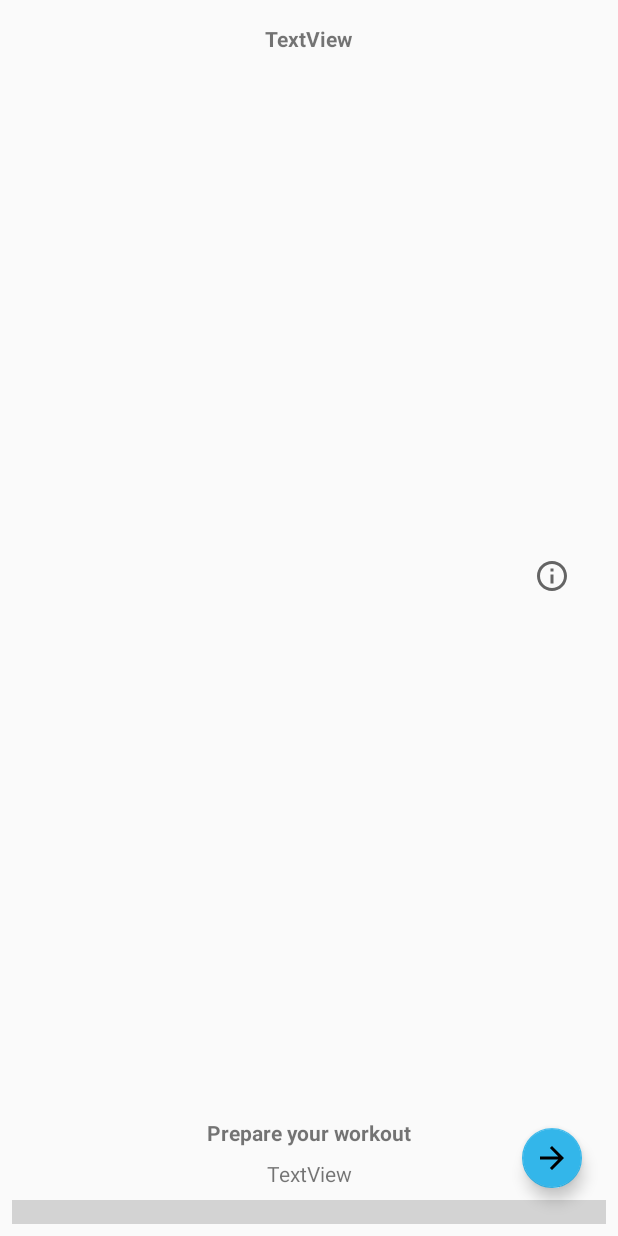
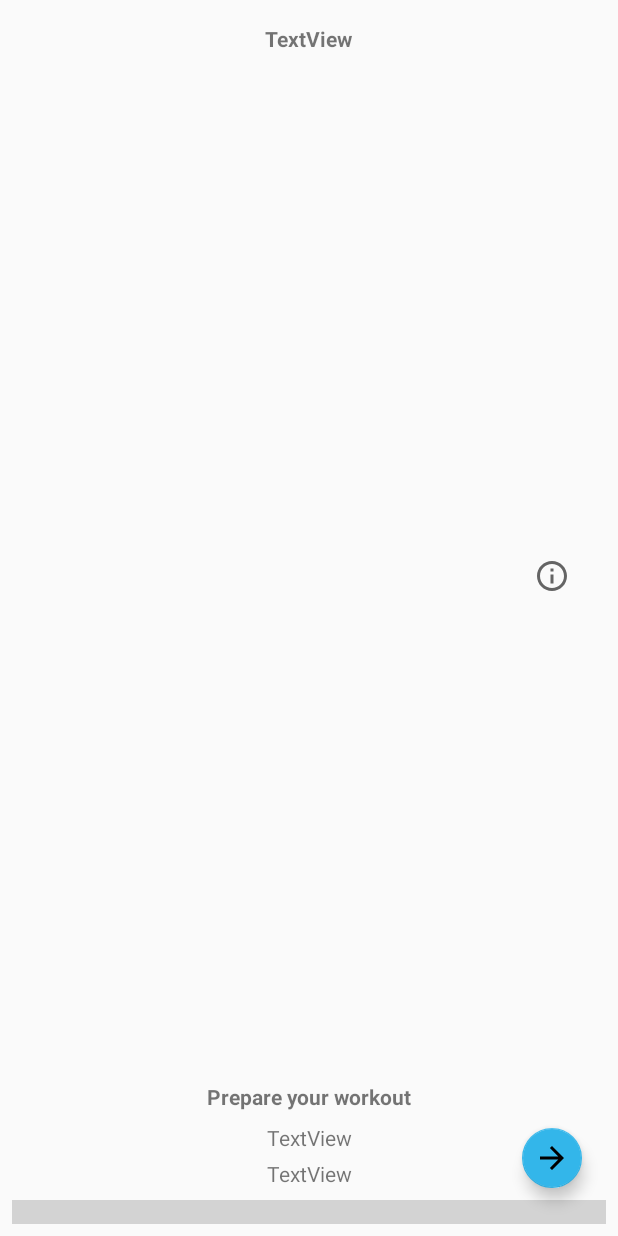
Before and after one commit to oliexdev/openWorkout, an Android app: the layout fragment_workoutslide.xml on its own in the app's theme, with its tools: preview values and no code run, on a phone screen of 412 x 824 dp. Run offline under Robolectric (Android 15) with nearby library versions, the phone set to English and light mode, and no system bars; plain views replace xdev.

Commit message:
show time/rep of workout item during preparation time, see #12

```diff
--- a/app/src/main/res/layout/fragment_workoutslide.xml
+++ b/app/src/main/res/layout/fragment_workoutslide.xml
@@ -18,7 +18,6 @@
 
 <androidx.constraintlayout.widget.ConstraintLayout xmlns:android="http://schemas.android.com/apk/res/android"
     xmlns:app="http://schemas.android.com/apk/res-auto"
-    xmlns:custom="http://schemas.android.com/apk/res-auto"
     xmlns:tools="http://schemas.android.com/tools"
     android:id="@+id/constraintLayout"
     android:layout_width="match_parent"
@@ -118,8 +117,19 @@
         android:gravity="center"
         android:text="@string/label_prepare"
         android:textStyle="bold"
-        app:layout_constraintBottom_toTopOf="@+id/countdownView"
-        app:layout_constraintEnd_toEndOf="parent" />
+        app:layout_constraintBottom_toTopOf="@id/stateInfoDetailView"
+        app:layout_constraintEnd_toEndOf="parent"
+        app:layout_constraintStart_toStartOf="parent" />
+
+    <TextView
+        android:id="@+id/stateInfoDetailView"
+        android:layout_width="wrap_content"
+        android:layout_height="wrap_content"
+        android:layout_marginBottom="24dp"
+        android:text="TextView"
+        app:layout_constraintBottom_toBottomOf="@id/countdownView"
+        app:layout_constraintEnd_toEndOf="parent"
+        app:layout_constraintStart_toStartOf="parent" />
 
     <TextView
         android:id="@+id/descriptionView"
```
Also changed, not shown: app/src/main/java/com/health/openworkout/gui/workout/WorkoutSlideFragment.java (+15 -2 lines).
